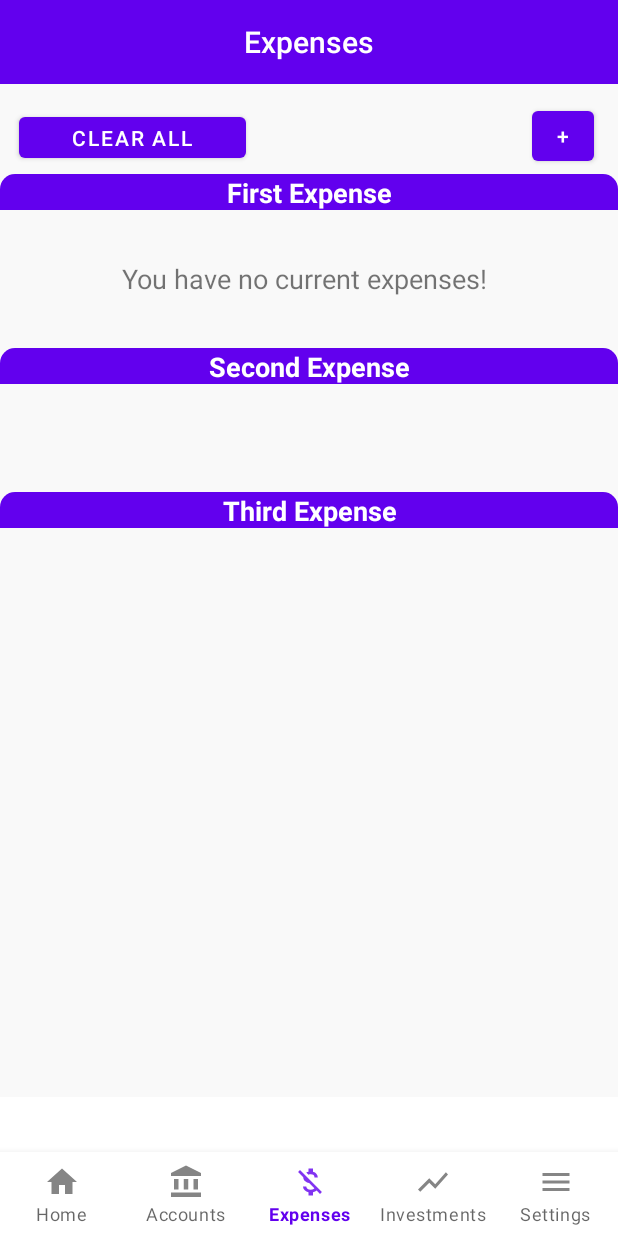
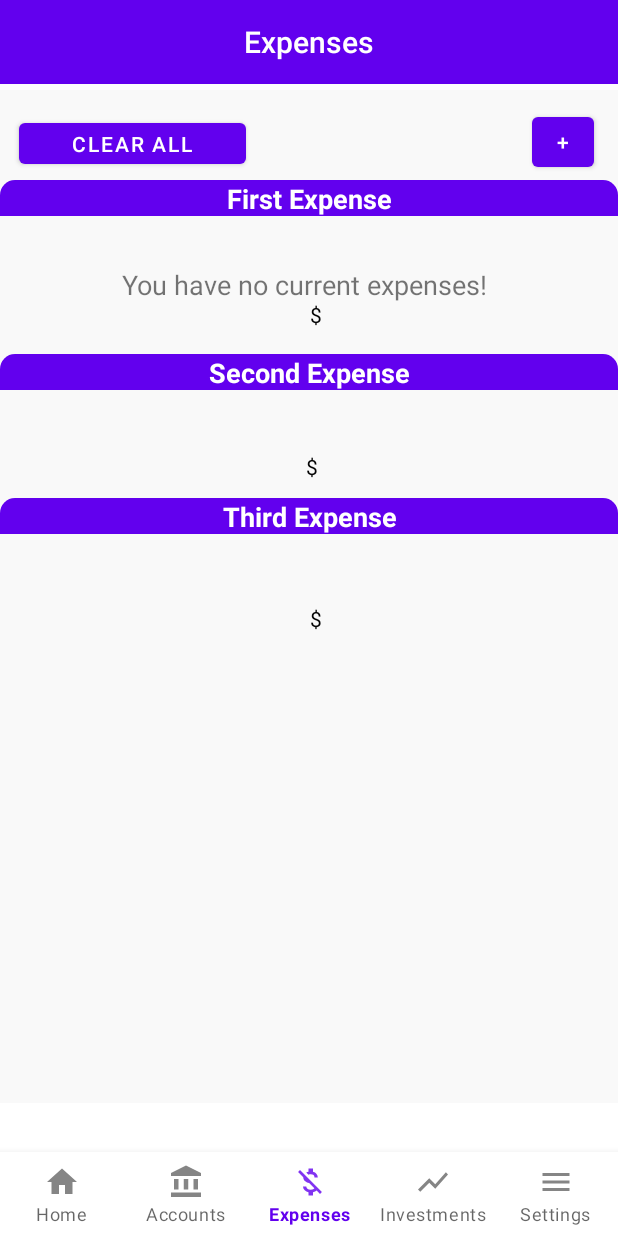
Before and after one commit to Peachy02/MoneyWzrd, an Android app: the Home_fragment screen opened directly, with no data from a screen before it, item 3 of the bottom bar chosen, on a phone screen of 412 x 824 dp. Run offline under Robolectric (Android 15) with nearby library versions, the phone set to English and light mode, and no system bars; our stand-ins replace Firebase (no records; nobody signed in at launch, a user with empty details on screens opened directly), navigation-ui; Roboto replaces fonts that are not available here.

Commit message:
Added fee prices input for expenses page and displays the fee price with all other info... this info also resets once the user checks the expense off.

```diff
--- a/moneywzrd/src/main/res/layout/expenses_fragment.xml
+++ b/moneywzrd/src/main/res/layout/expenses_fragment.xml
@@ -29,6 +29,7 @@
     <ScrollView
         android:layout_width="412dp"
         android:layout_height="675dp"
+        android:layout_marginTop="4dp"
         android:background="@color/BackgroundPages"
         app:layout_constraintStart_toStartOf="parent"
         app:layout_constraintTop_toBottomOf="@+id/toolbar">
@@ -146,10 +147,10 @@
 
             <TextView
                 android:id="@+id/date2"
-                android:layout_width="105dp"
-                android:layout_height="80dp"
+                android:layout_width="114dp"
+                android:layout_height="32dp"
                 android:layout_marginStart="32dp"
-                android:layout_marginTop="24dp"
+                android:layout_marginTop="68dp"
                 android:textColor="#000000"
                 android:textSize="18sp"
                 app:layout_constraintStart_toEndOf="@+id/expense2"
@@ -157,10 +158,10 @@
 
             <TextView
                 android:id="@+id/date3"
-                android:layout_width="105dp"
-                android:layout_height="80dp"
+                android:layout_width="111dp"
+                android:layout_height="37dp"
                 android:layout_marginStart="32dp"
-                android:layout_marginTop="12dp"
+                android:layout_marginTop="64dp"
                 android:textColor="#000000"
                 android:textSize="18sp"
                 app:layout_constraintStart_toEndOf="@+id/expense3"
@@ -201,8 +202,8 @@
 
             <TextView
                 android:id="@+id/date1"
-                android:layout_width="105dp"
-                android:layout_height="80dp"
+                android:layout_width="108dp"
+                android:layout_height="36dp"
                 android:layout_marginStart="32dp"
                 android:layout_marginTop="104dp"
                 android:textColor="#000000"
@@ -221,6 +222,38 @@
                 app:layout_constraintTop_toTopOf="parent"
                 app:layout_constraintVertical_bias="0.334" />
 
+            <TextView
+                android:id="@+id/price1"
+                android:layout_width="111dp"
+                android:layout_height="26dp"
+                android:textColor="#040404"
+                app:layout_constraintEnd_toEndOf="parent"
+                app:layout_constraintHorizontal_bias="0.259"
+                app:layout_constraintStart_toEndOf="@+id/expense1"
+                app:layout_constraintTop_toBottomOf="@+id/date1" />
+
+            <TextView
+                android:id="@+id/price2"
+                android:layout_width="111dp"
+                android:layout_height="26dp"
+                android:layout_marginTop="1dp"
+                android:textColor="#040404"
+                app:layout_constraintEnd_toEndOf="parent"
+                app:layout_constraintHorizontal_bias="0.248"
+                app:layout_constraintStart_toEndOf="@+id/expense2"
+                app:layout_constraintTop_toBottomOf="@+id/date2" />
+
+            <TextView
+                android:id="@+id/price3"
+                android:layout_width="111dp"
+                android:layout_height="31dp"
+                android:layout_marginTop="1dp"
+                android:textColor="#040404"
+                app:layout_constraintEnd_toEndOf="parent"
+                app:layout_constraintHorizontal_bias="0.259"
+                app:layout_constraintStart_toEndOf="@+id/expense3"
+                app:layout_constraintTop_toBottomOf="@+id/date3" />
+
         </androidx.constraintlayout.widget.ConstraintLayout>
     </ScrollView>
 
--- a/moneywzrd/src/main/res/values/strings.xml
+++ b/moneywzrd/src/main/res/values/strings.xml
@@ -37,7 +37,7 @@
     <string name="accHom">Accounts at a glance</string>
     <string name="expHom">Expenses at a glance</string>
     <string name="noExp">You have no current expenses!</string>
-    <string name="ExpEnt">Enter Expense</string>
+    <string name="ExpEnt">Enter Expense, Due date, and Fee price</string>
     <string name="Duedate"> Click to select due date</string>
     <string name="ExpPaid">Expense paid</string>
     <string name="noAcc">You have no accounts setup!</string>
```
Also changed, not shown: moneywzrd/src/main/java/ispy/corp/moneywzrd/expenses/Expenses_fragment.java (+37 -2 lines).
